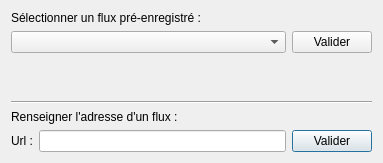
Qt form interface/code/dataflowwindow.ui (Lzrtn/ProjetGeomatique) before a commit.
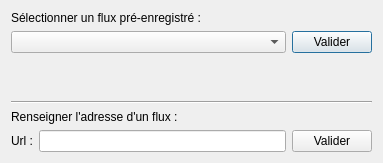
The same form after that commit.

Commit message: adding dataflow combobox + comments

```diff
--- a/interface/code/dataflowwindow.ui
+++ b/interface/code/dataflowwindow.ui
@@ -49,6 +49,9 @@
      <property name="text">
       <string>Valider</string>
      </property>
+     <property name="autoDefault">
+      <bool>false</bool>
+     </property>
     </widget>
    </item>
    <item row="0" column="0" colspan="2">
@@ -63,6 +66,9 @@
      <property name="text">
       <string>Valider</string>
      </property>
+     <property name="autoDefault">
+      <bool>true</bool>
+     </property>
     </widget>
    </item>
    <item row="3" column="0" colspan="3">
```
Left out of the diff: 36 changed lines with no effect on the pictures. The commit also changes 7 other files.
